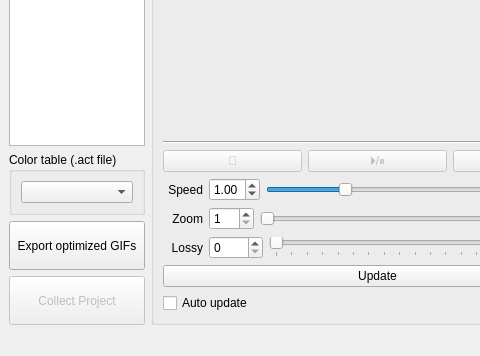
Old version of the form widgets/MainWindow.ui in the repository Day0Dreamer/Vault-of-Gifs; both pictures show x 0 to 480 and y 409 to 765 of the 1072 by 765 pixel window.
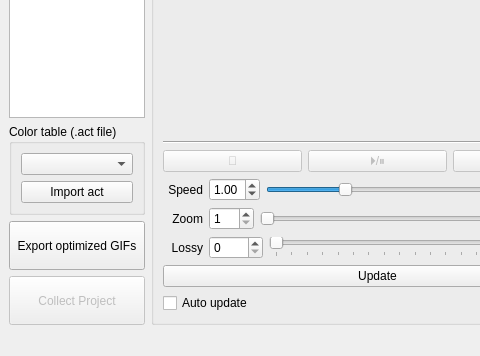
New version of the form.

Commit message: Bug fix - double extension mixup TasksPool now relays console messages to UI instead of print() Added registry look up for PS folder Added import act button Added PsFolder class Switched actlist widget to Modelview Improved convert mov to mp4 function with help of new TasksPool module

Patch:
```diff
--- a/widgets/MainWindow.ui
+++ b/widgets/MainWindow.ui
@@ -82,6 +82,13 @@
              </property>
             </widget>
            </item>
+           <item>
+            <widget class="QPushButton" name="btn_import_act">
+             <property name="text">
+              <string>Import act</string>
+             </property>
+            </widget>
+           </item>
           </layout>
          </widget>
         </item>
```
Left out of the diff: 6 changed lines with no effect on the pictures. The commit also changes 7 other files.
